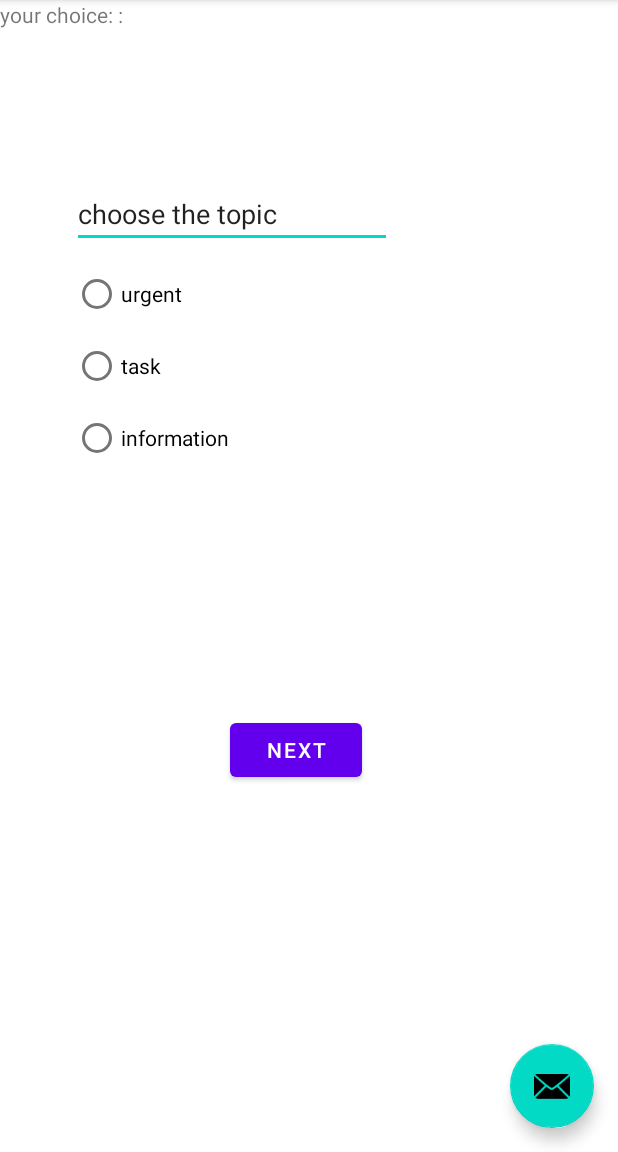
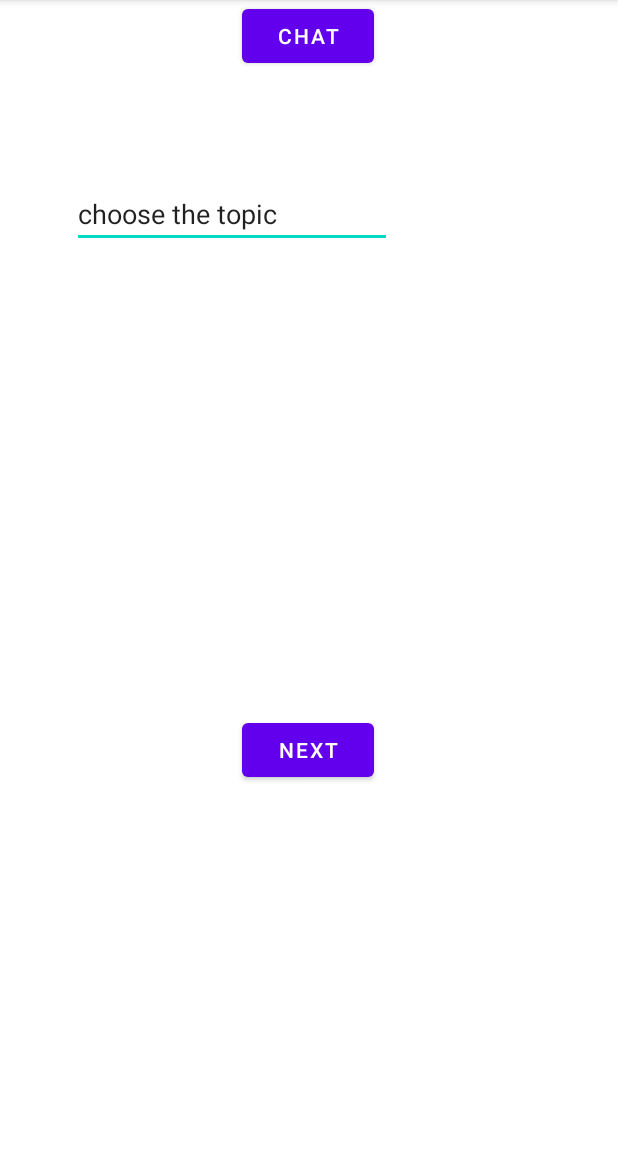
Before and after one commit to angrit06/mqtt_messenger, an Android app: the screen it shows after launch (MainActivity), on a phone screen of 412 x 824 dp, the part 84-1236 px from its top. Run offline under Robolectric (Android 15) with nearby library versions, the phone set to English and light mode, and no system bars.

Commit message:
with chat view

```diff
--- a/app/build.gradle
+++ b/app/build.gradle
@@ -44,6 +44,9 @@ dependencies {
     implementation 'org.eclipse.paho:org.eclipse.paho.client.mqttv3:1.1.0'
     implementation 'org.eclipse.paho:org.eclipse.paho.android.service:1.1.1'
     implementation 'androidx.legacy:legacy-support-v4:1.0.0'
+    implementation 'androidx.lifecycle:lifecycle-livedata-ktx:2.2.0'
+    implementation 'androidx.lifecycle:lifecycle-viewmodel-ktx:2.2.0'
+    implementation 'com.github.stfalcon:chatkit:0.3.3'
     testImplementation 'junit:junit:4.+'
     androidTestImplementation 'androidx.test.ext:junit:1.1.1'
     androidTestImplementation 'androidx.test.espresso:espresso-core:3.2.0'
--- a/app/src/main/java/com/angrit06/mqtt_message_board/FirstFragment.java
+++ b/app/src/main/java/com/angrit06/mqtt_message_board/FirstFragment.java
@@ -4,10 +4,6 @@ import android.os.Bundle;
 import android.view.LayoutInflater;
 import android.view.View;
 import android.view.ViewGroup;
-import android.widget.RadioButton;
-import android.widget.RadioGroup;
-import android.widget.TextView;
-import android.widget.Toast;
 
 import androidx.annotation.NonNull;
 import androidx.fragment.app.Fragment;
@@ -35,6 +31,13 @@ public class FirstFragment extends Fragment {
                         .navigate(R.id.action_FirstFragment_to_SecondFragment);
             }
         });
+
+        view.findViewById(R.id.messageActivity).setOnClickListener(new View.OnClickListener() {
+            @Override
+            public void onClick(View v) {
+                NavHostFragment.findNavController(FirstFragment.this).navigate((R.id.action_firstFragment_to_MessageFragment));
+            }
+        });
     }
 
 }
--- a/app/src/main/java/com/angrit06/mqtt_message_board/MainActivity.java
+++ b/app/src/main/java/com/angrit06/mqtt_message_board/MainActivity.java
@@ -18,7 +18,8 @@ import android.widget.Toast;
 
 
 public class MainActivity extends AppCompatActivity {
-    String topic;
+    private static String topic;
+//    String topic;
 
     @Override
     protected void onCreate(Bundle savedInstanceState) {
@@ -26,15 +27,6 @@ public class MainActivity extends AppCompatActivity {
         setContentView(R.layout.activity_main);
         Toolbar toolbar = findViewById(R.id.toolbar);
         setSupportActionBar(toolbar);
-
-//        FloatingActionButton fab = findViewById(R.id.fab);
-//        fab.setOnClickListener(new View.OnClickListener() {
-//            @Override
-//            public void onClick(View view) {
-//                Snackbar.make(view, "Snackbar", Snackbar.LENGTH_LONG)
-//                        .setAction("snack", null).show();
-//            }
-//        });
     }
 
     @Override
@@ -81,7 +73,7 @@ public class MainActivity extends AppCompatActivity {
         }
     }
 
-    public String getTopic() {
+    public static String getTopic() {
         return topic;
     }
 }
--- a/app/src/main/res/layout/activity_main.xml
+++ b/app/src/main/res/layout/activity_main.xml
@@ -24,14 +24,6 @@
         android:id="@+id/include"
         layout="@layout/content_main" />
 
-    <com.google.android.material.floatingactionbutton.FloatingActionButton
-        android:id="@+id/fab"
-        android:layout_width="wrap_content"
-        android:layout_height="wrap_content"
-        android:layout_gravity="bottom|end"
-        android:layout_margin="@dimen/fab_margin"
-        app:srcCompat="@android:drawable/ic_dialog_email" />
-
     <com.google.android.material.textfield.TextInputLayout
         android:id="@+id/textInputLayout"
         android:layout_width="match_parent"
--- a/app/src/main/res/layout/fragment_first.xml
+++ b/app/src/main/res/layout/fragment_first.xml
@@ -2,6 +2,7 @@
 <androidx.constraintlayout.widget.ConstraintLayout xmlns:android="http://schemas.android.com/apk/res/android"
     xmlns:app="http://schemas.android.com/apk/res-auto"
     xmlns:tools="http://schemas.android.com/tools"
+    android:id="@+id/MessageActivit"
     android:layout_width="match_parent"
     android:layout_height="match_parent"
     tools:context=".FirstFragment">
@@ -27,47 +28,60 @@
         android:text="@string/next"
         app:layout_constraintBottom_toBottomOf="parent"
         app:layout_constraintEnd_toEndOf="parent"
-        app:layout_constraintHorizontal_bias="0.473"
+        app:layout_constraintHorizontal_bias="0.498"
         app:layout_constraintStart_toStartOf="parent" />
 
-    <RadioGroup
+    <Button
+        android:id="@+id/messageActivity"
         android:layout_width="wrap_content"
         android:layout_height="wrap_content"
-        android:layout_marginTop="172dp"
-        android:id="@+id/rgroup"
+        android:text="Chat"
         app:layout_constraintEnd_toEndOf="parent"
-        app:layout_constraintHorizontal_bias="0.159"
+        app:layout_constraintHorizontal_bias="0.498"
         app:layout_constraintStart_toStartOf="parent"
-        app:layout_constraintTop_toTopOf="parent">
+        tools:layout_editor_absoluteY="550dp"
+        tools:ignore="MissingConstraints" />
 
-        <RadioButton
-            android:id="@+id/urgent"
-            android:layout_width="wrap_content"
-            android:layout_height="wrap_content"
-            android:onClick="onRadioButtonClicked"
-            android:text="urgent" />
+<!--    <RadioGroup-->
+<!--        android:id="@+id/rgroup"-->
+<!--        android:layout_width="wrap_content"-->
+<!--        android:layout_height="wrap_content"-->
+<!--        android:layout_marginTop="172dp"-->
+<!--        app:layout_constraintEnd_toEndOf="parent"-->
+<!--        app:layout_constraintHorizontal_bias="0.159"-->
+<!--        app:layout_constraintStart_toStartOf="parent"-->
+<!--        app:layout_constraintTop_toTopOf="parent">-->
 
-        <RadioButton
-            android:id="@+id/task"
-            android:layout_width="wrap_content"
-            android:layout_height="wrap_content"
-            android:onClick="onRadioButtonClicked"
-            android:text="task" />
+<!--        <RadioButton-->
+<!--            android:id="@+id/urgent"-->
+<!--            android:layout_width="wrap_content"-->
+<!--            android:layout_height="wrap_content"-->
+<!--            android:onClick="onRadioButtonClicked"-->
+<!--            android:text="urgent" />-->
 
-        <RadioButton
-            android:id="@+id/information"
-            android:layout_width="wrap_content"
-            android:layout_height="wrap_content"
-            android:onClick="onRadioButtonClicked"
-            android:text="information" />
+<!--        <RadioButton-->
+<!--            android:id="@+id/task"-->
+<!--            android:layout_width="wrap_content"-->
+<!--            android:layout_height="wrap_content"-->
+<!--            android:onClick="onRadioButtonClicked"-->
+<!--            android:text="task" />-->
 
-    </RadioGroup>
+<!--        <RadioButton-->
+<!--            android:id="@+id/information"-->
+<!--            android:layout_width="wrap_content"-->
+<!--            android:layout_height="wrap_content"-->
+<!--            android:onClick="onRadioButtonClicked"-->
+<!--            android:text="information" />-->
 
-    <TextView
-        android:id="@+id/theTopic"
-        android:layout_width="wrap_content"
-        android:layout_height="wrap_content"
-        android:text="your choice: :"
-        tools:layout_editor_absoluteX="76dp"
-        tools:layout_editor_absoluteY="42dp" />
+<!--    </RadioGroup>-->
+
+<!--    <TextView-->
+<!--        android:id="@+id/theTopic"-->
+<!--        android:layout_width="wrap_content"-->
+<!--        android:layout_height="wrap_content"-->
+<!--        android:text="your choice: :"-->
+<!--        tools:layout_editor_absoluteX="76dp"-->
+<!--        tools:layout_editor_absoluteY="42dp" />-->
+
+
 </androidx.constraintlayout.widget.ConstraintLayout>
--- a/app/src/main/res/navigation/nav_graph.xml
+++ b/app/src/main/res/navigation/nav_graph.xml
@@ -14,6 +14,9 @@
         <action
             android:id="@+id/action_FirstFragment_to_SecondFragment"
             app:destination="@id/SecondFragment" />
+        <action
+            android:id="@+id/action_firstFragment_to_MessageFragment"
+            app:destination="@id/messageFragment" />
     </fragment>
     <fragment
         android:id="@+id/SecondFragment"
@@ -25,4 +28,8 @@
             android:id="@+id/action_SecondFragment_to_FirstFragment"
             app:destination="@id/FirstFragment" />
     </fragment>
+    <fragment
+        android:id="@+id/messageFragment"
+        android:name="com.angrit06.mqtt_message_board.MessageFragment"
+        android:label="MessageFragment" />
 </navigation>
```
Also changed, not shown: app/src/main/java/com/angrit06/mqtt_message_board/Message.java (added, +44 -0 lines), app/src/main/java/com/angrit06/mqtt_message_board/MessageFragment.java (added, +207 -0 lines), app/src/main/java/com/angrit06/mqtt_message_board/MessageViewModel.java (added, +7 -0 lines), app/src/main/java/com/angrit06/mqtt_message_board/User.java (added, +32 -0 lines), app/src/main/res/layout/message_fragment.xml (added, +75 -0 lines).
